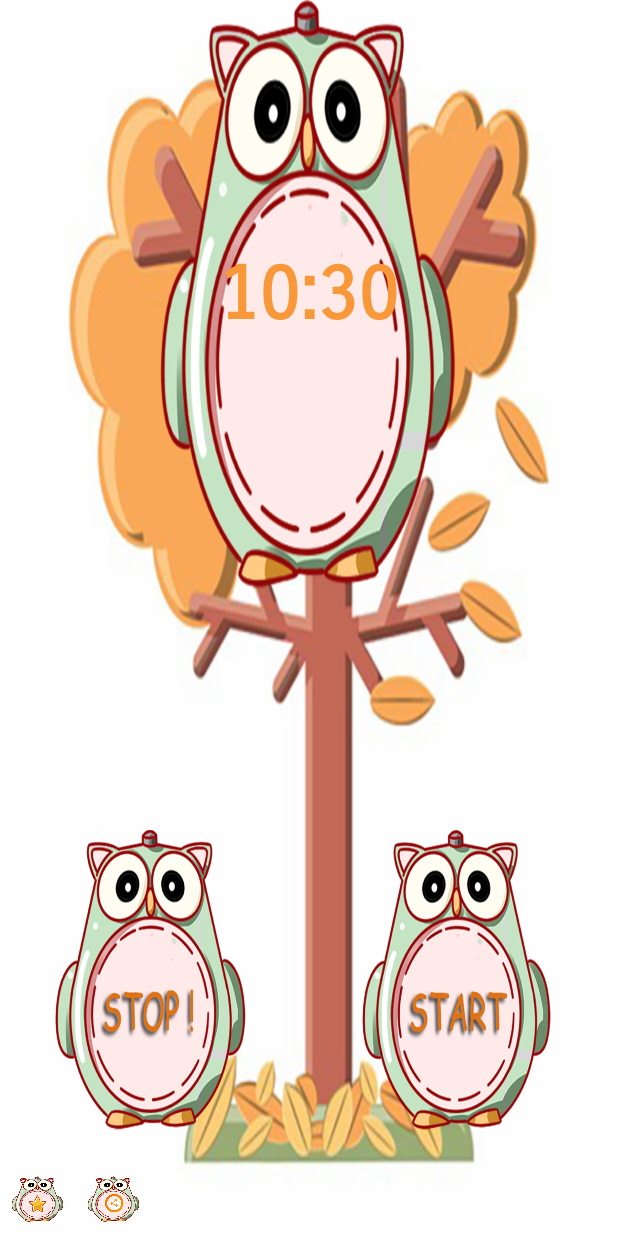
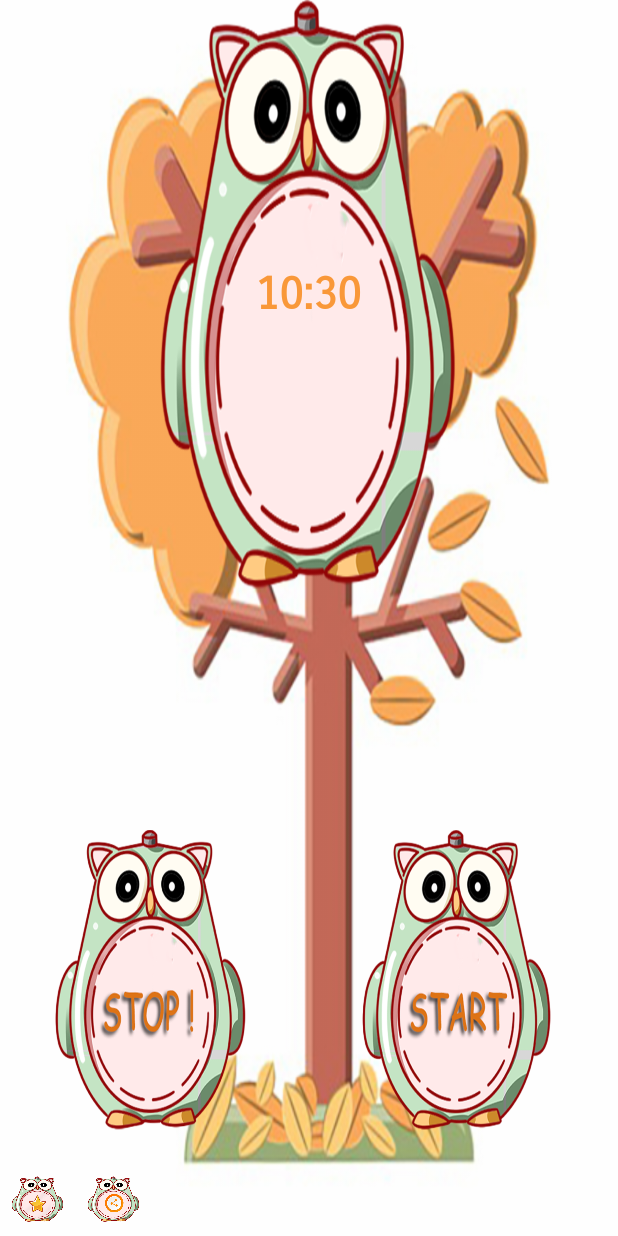
Before and after one commit to du32/OwlAlarm, an Android app: the screen it shows after launch (MainActivity), on a phone screen of 412 x 824 dp. Run offline under Robolectric (Android 15) with nearby library versions, the phone set to English and light mode, and no system bars.

Commit message:
Update activity_main.xml

```diff
--- a/app/src/main/res/layout/activity_main.xml
+++ b/app/src/main/res/layout/activity_main.xml
@@ -20,7 +20,7 @@
         android:textStyle="bold"
         android:textAllCaps="true"
         android:textColor="#f99839"
-        android:textSize="50dp" />
+        android:textSize="30dp" />
 
 
     <TextView
```
